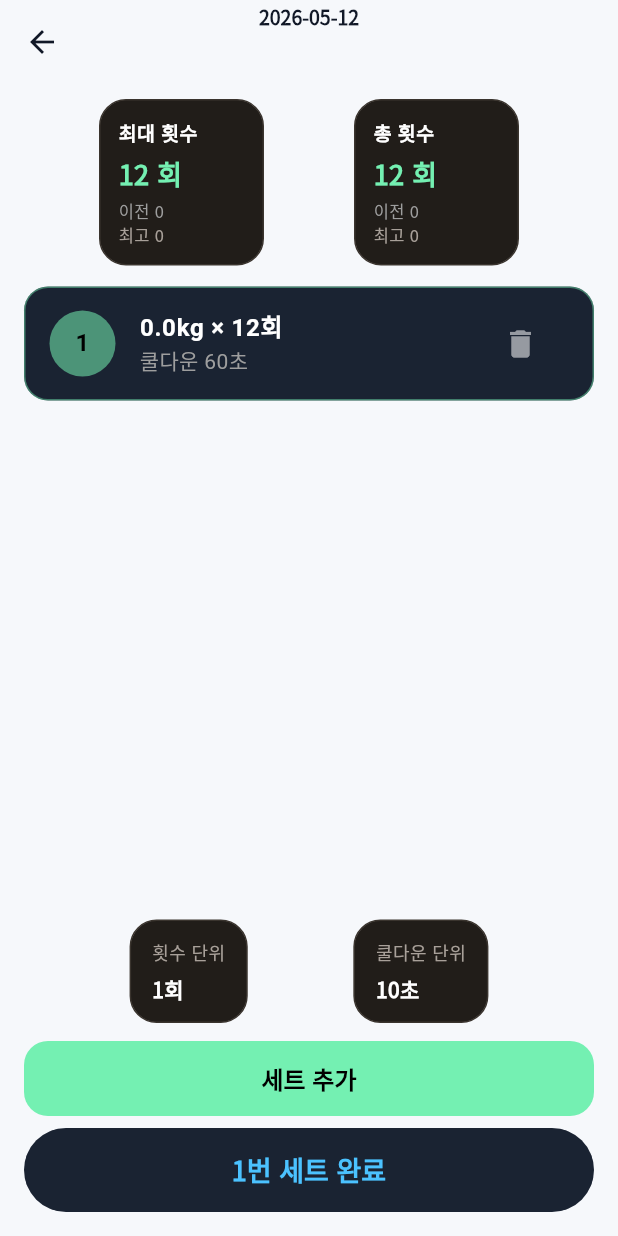
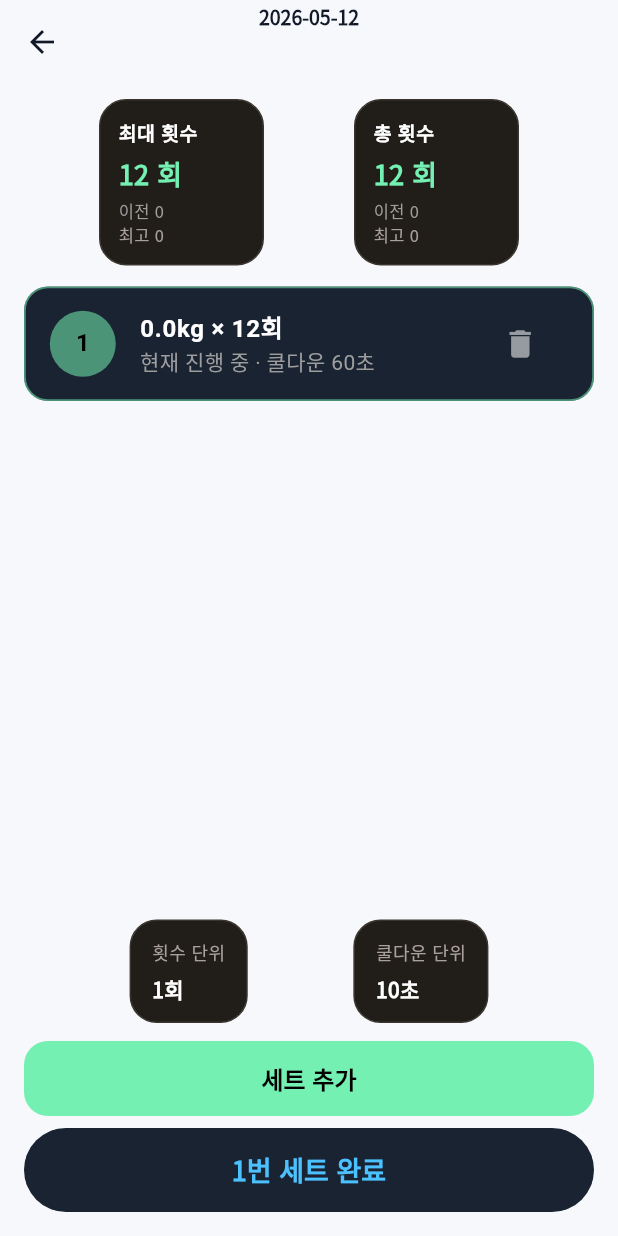
Before and after one commit to innocentree/body_calendar, a Flutter app: the ExerciseDetailScreen screen opened directly with empty values, on a phone screen of 412 x 824 dp. Run offline on Flutter 3.47's test engine with Material 3 defaults, Android fonts, the phone set to English and light mode, and no system bars; our stand-ins replace audioplayers, bloc, equatable, file_picker, fl_chart, flutter_bloc and 8 more; missing offline and left inert: flutter_overlay_window, window_manager; accounts and stored records are empty; project files that could hold a hidden picture were left out.

Commit message:
Clarify set states and stat board language

```diff
--- a/lib/features/workout/presentation/screens/exercise_detail_screen.dart
+++ b/lib/features/workout/presentation/screens/exercise_detail_screen.dart
@@ -1112,13 +1112,18 @@ class _ExerciseDetailScreenState extends State<ExerciseDetailScreen>
                       margin: const EdgeInsets.symmetric(
                           horizontal: 16, vertical: 4),
                       decoration: BoxDecoration(
-                        color: AppColors.cardDark,
+                        color: set.isCompleted
+                            ? AppColors.cardDark.withValues(alpha: 0.96)
+                            : AppColors.cardDark,
                         borderRadius: BorderRadius.circular(16),
-                        border: index == _currentSetIndex
-                            ? Border.all(
-                                color: Theme.of(context).colorScheme.primary.withValues(alpha: 0.45),
-                                width: 1)
-                            : null,
+                        border: Border.all(
+                          color: set.isCompleted
+                              ? Theme.of(context).colorScheme.primary.withValues(alpha: 0.34)
+                              : index == _currentSetIndex
+                                  ? Theme.of(context).colorScheme.primary.withValues(alpha: 0.55)
+                                  : Colors.white.withValues(alpha: 0.06),
+                          width: index == _currentSetIndex || set.isCompleted ? 1.2 : 1,
+                        ),
                       ),
                       child: Theme(
                         data: Theme.of(context).copyWith(
@@ -1177,8 +1182,10 @@ class _ExerciseDetailScreenState extends State<ExerciseDetailScreen>
                           ),
                           subtitle: Text(
                               set.isCompleted
-                                  ? '클리어 완료'
-                                  : '쿨다운 ${set.restTime.inSeconds}초',
+                                  ? '클리어 완료 · 보상 반영됨'
+                                  : index == _currentSetIndex
+                                      ? '현재 진행 중 · 쿨다운 ${set.restTime.inSeconds}초'
+                                      : '대기 중 · 쿨다운 ${set.restTime.inSeconds}초',
                               style: const TextStyle(color: Colors.grey)),
                           trailing: IconButton(
                             icon:
--- a/lib/features/workout/presentation/widgets/exercise_statistics_popup.dart
+++ b/lib/features/workout/presentation/widgets/exercise_statistics_popup.dart
@@ -104,9 +104,9 @@ class _ExerciseStatisticsPopupState extends State<ExerciseStatisticsPopup> {
 
   String get _title {
     switch (widget.type) {
-      case ExerciseStatisticType.volume: return '${widget.exerciseName} 볼륨 로그';
-      case ExerciseStatisticType.maxWeight: return '${widget.exerciseName} 최고 중량 로그';
-      case ExerciseStatisticType.oneRM: return '${widget.exerciseName} 1RM 로그';
+      case ExerciseStatisticType.volume: return '${widget.exerciseName} 볼륨 전적';
+      case ExerciseStatisticType.maxWeight: return '${widget.exerciseName} 최고 중량 전적';
+      case ExerciseStatisticType.oneRM: return '${widget.exerciseName} 1RM 전적';
     }
   }
 
```
